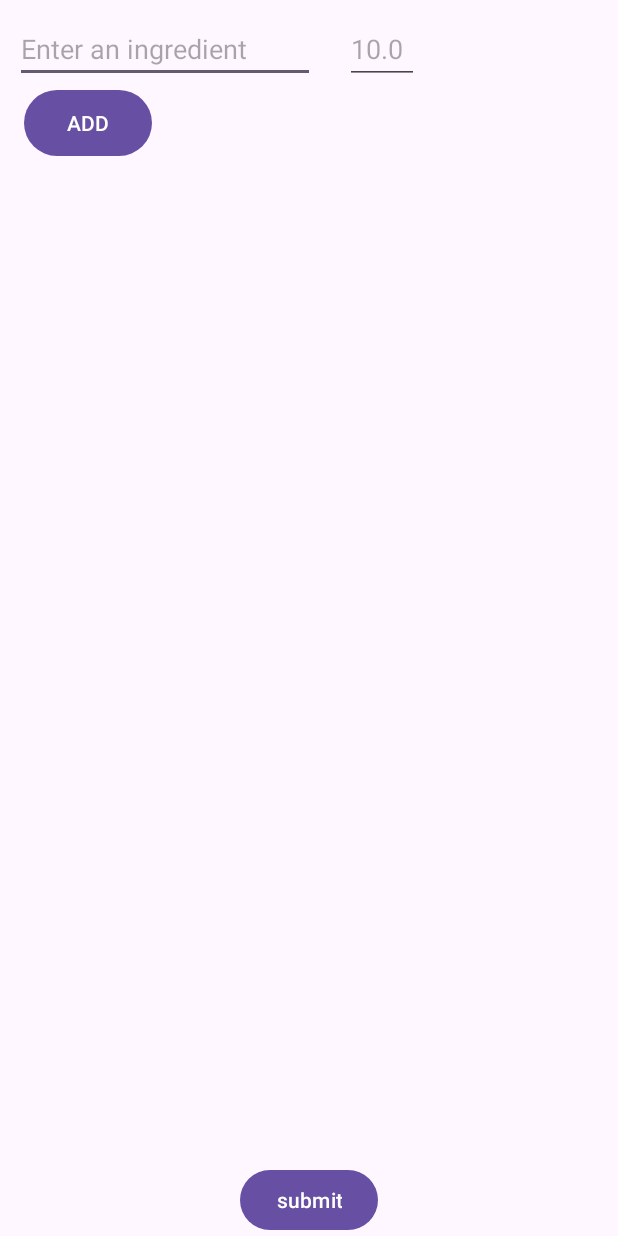
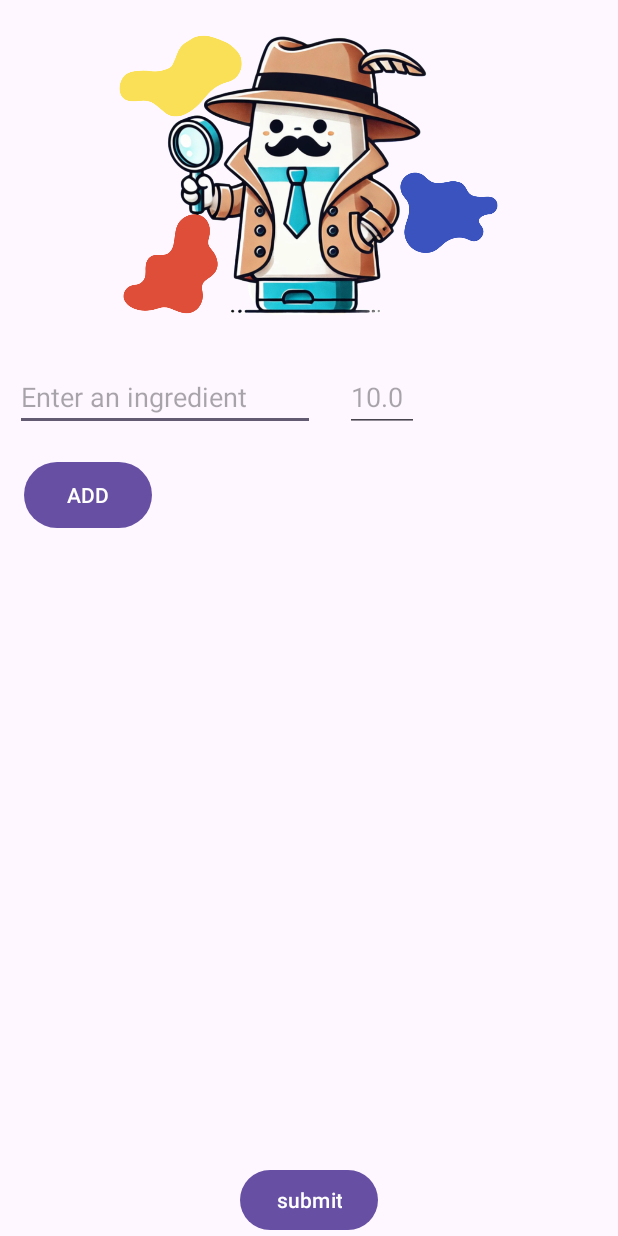
Before and after one commit to arsalan0004/AndroidProjects, an Android app: the screen it shows after launch (MainActivity), on a phone screen of 412 x 824 dp. Run offline under Robolectric (Android 15) with nearby library versions, the phone set to English and light mode, and no system bars.

Commit message:
add mascot to top of page

```diff
--- a/SunScreenAnalzyerV2/app/src/main/res/layout/activity_main.xml
+++ b/SunScreenAnalzyerV2/app/src/main/res/layout/activity_main.xml
@@ -7,11 +7,15 @@
     android:layout_height="match_parent"
     tools:context=".MainActivity">
 
+    <!-- contains all the ingredients -->
+
     <LinearLayout
         android:id="@+id/layout_first_ingredient"
+        android:layout_width="match_parent"
+        android:layout_height="wrap_content"
         android:orientation="horizontal"
-        android:layout_height="wrap_content"
-        android:layout_width="match_parent">
+        app:layout_constraintStart_toStartOf="parent"
+        app:layout_constraintTop_toBottomOf="@+id/image_mascot">
 
         <AutoCompleteTextView
             android:id="@+id/tv_ingredient1"
@@ -19,22 +23,38 @@
             android:layout_height="wrap_content"
             android:layout_marginStart="10dp"
             android:layout_marginTop="10dp"
-            android:hint="ex. Avobenzone"
-            />
+            android:hint="ex. Avobenzone" />
 
         <EditText
             android:id="@+id/tv_ing1Incorp"
             android:layout_width="49dp"
             android:layout_height="46dp"
             android:layout_marginStart="20dp"
+            android:layout_marginTop="10dp"
             android:ems="10"
             android:hint="10.0"
-            android:layout_marginTop="10dp"
-            android:inputType="numberDecimal"
-            />
+            android:inputType="numberDecimal" />
     </LinearLayout>
 
-    <!-- contains all the ingredients -->
+    <ImageView
+        android:id="@+id/image_mascot"
+        android:layout_width="256dp"
+        android:layout_height="232dp"
+        app:layout_constraintStart_toStartOf="parent"
+        app:layout_constraintEnd_toEndOf="parent"
+        app:srcCompat="@drawable/ic_mascot3"
+        tools:layout_editor_absoluteY="6dp" />
+
+    <Button
+        android:id="@+id/add_button"
+        android:layout_width="85dp"
+        android:layout_height="52dp"
+        android:layout_marginStart="16dp"
+        android:layout_marginTop="16dp"
+        android:text="ADD"
+        app:layout_constraintStart_toStartOf="parent"
+        app:layout_constraintTop_toBottomOf="@+id/layout_list" />
+
     <LinearLayout
         android:id="@+id/layout_list"
         android:orientation="vertical"
@@ -42,16 +62,6 @@
         android:layout_width="match_parent"
         app:layout_constraintTop_toBottomOf="@+id/layout_first_ingredient"
         ></LinearLayout>
-
-    <Button
-        android:id="@+id/add_button"
-        android:layout_width="85dp"
-        android:layout_height="52dp"
-        android:layout_marginStart="16dp"
-        android:text="ADD"
-        app:layout_constraintStart_toStartOf="parent"
-        app:layout_constraintTop_toBottomOf="@+id/layout_list"
-         />
 
     <Button
         android:id="@+id/button_submit"
```
Also changed, not shown: SunScreenAnalzyerV2/app/src/main/res/drawable/ic_mascot.png (added), SunScreenAnalzyerV2/app/src/main/res/drawable/ic_mascot2.png (added), SunScreenAnalzyerV2/app/src/main/res/drawable/ic_mascot3.png (added).
